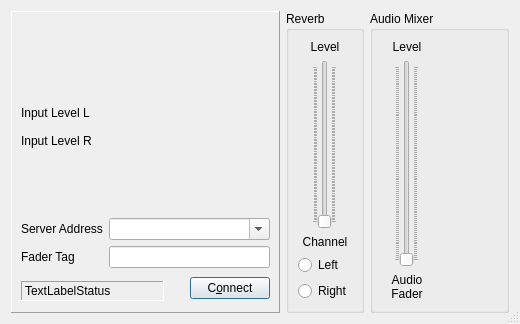
Before: the Qt Designer form src/llconclientdlgbase.ui in jamulussoftware/jamulus, drawn with Qt 5.
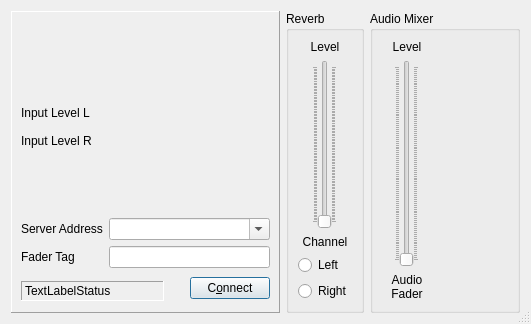
After: the same form once the commit is applied. Icons and pictures are not drawn. Custom widgets are drawn as their Qt base class.

The edit to the form file:
```diff
--- a/src/llconclientdlgbase.ui
+++ b/src/llconclientdlgbase.ui
@@ -5,7 +5,7 @@
    <rect>
     <x>0</x>
     <y>0</y>
-    <width>520</width>
+    <width>531</width>
     <height>324</height>
    </rect>
   </property>
```
Left out of the diff: 4 changed lines with no effect on the pictures.
